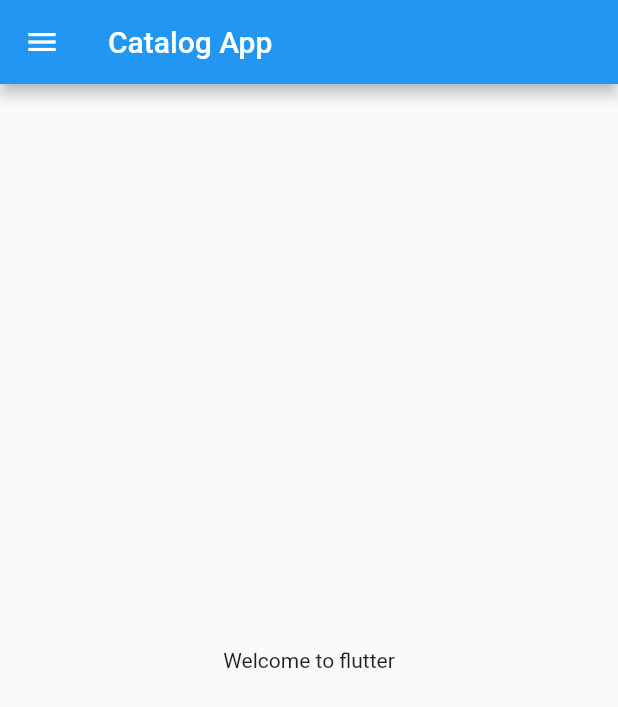
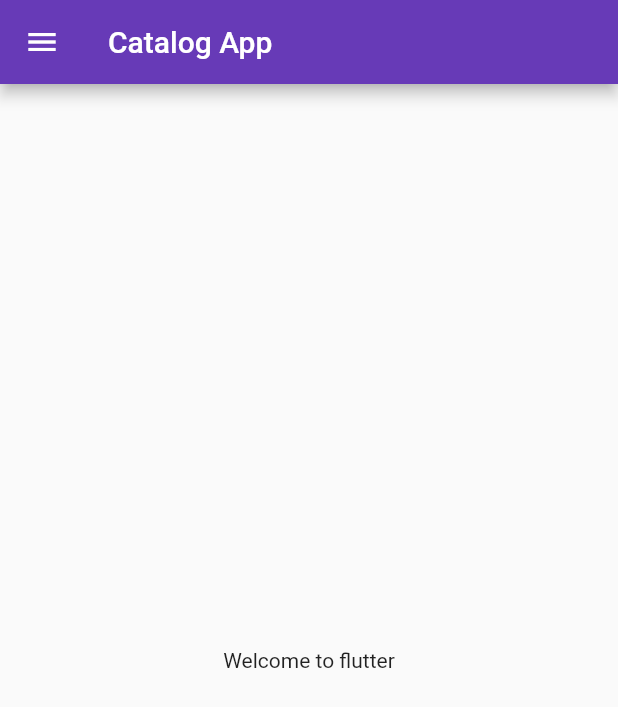
Before and after one commit to aksxy007/E-commernce_app, a Flutter app: the screen it shows after launch, on a phone screen of 412 x 824 dp. Shown: the top 707 px of the screen. Run offline on Flutter 3.47's test engine with Material 2 defaults, Android fonts, the phone set to English and light mode, and no system bars.

Commit message:
day3 completed

```diff
--- a/flutter_catalog/lib/main.dart
+++ b/flutter_catalog/lib/main.dart
@@ -1,5 +1,7 @@
 import 'package:flutter/material.dart';
-import 'package:flutter_catalog/home_page.dart';
+import 'package:flutter_catalog/pages/login_page.dart';
+
+import 'pages/home_page.dart';
 
 void main() {
   runApp(MyApp());
@@ -10,6 +12,18 @@ class MyApp extends StatelessWidget {
 
   @override
   Widget build(BuildContext context) {
-    return MaterialApp(home: HomePage());
+    return MaterialApp(
+      // home: HomePage(),
+      themeMode: ThemeMode.light,
+      theme: ThemeData(
+          primarySwatch: Colors.deepPurple, brightness: Brightness.light),
+      darkTheme: ThemeData(brightness: Brightness.dark),
+      initialRoute: "/home",
+      routes: {
+        "/": (context) => LoginPage(),
+        "/home": (context) => HomePage(),
+        "/login": (context) => LoginPage(),
+      },
+    );
   }
 }
```
Also changed, not shown: flutter_catalog/lib/pages/login_page.dart (added, +21 -0 lines), flutter_catalog/lib/pages/home_page.dart (renamed from flutter_catalog/lib/home_page.dart).
